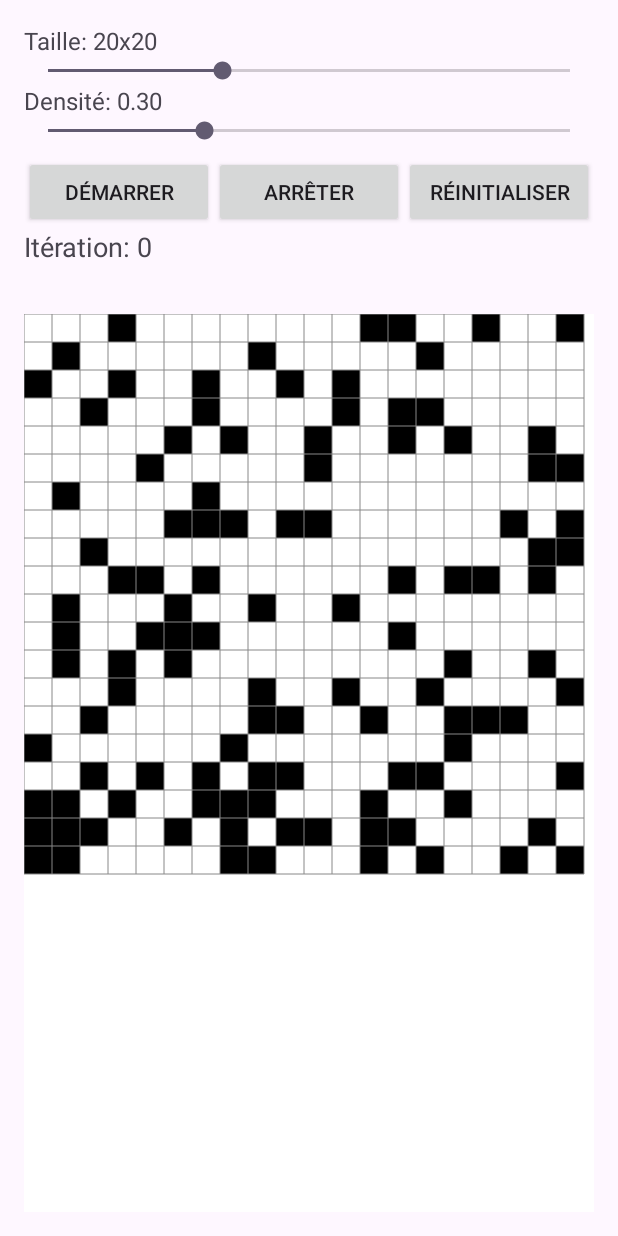
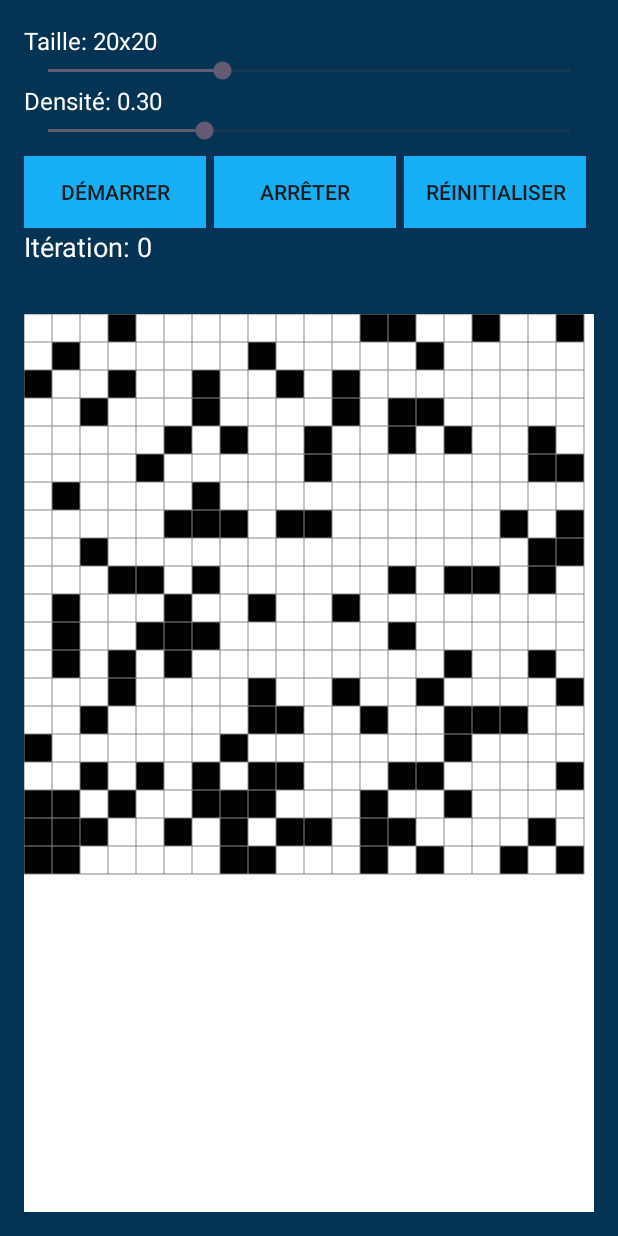
Before and after one commit to fafare56/projet_dev_mobile, an Android app: the JeuVie screen opened directly, with no data from a screen before it, on a phone screen of 412 x 824 dp. Run offline under Robolectric (Android 15) with nearby library versions, the phone set to English and light mode, and no system bars.

Commit message:
modif btn

```diff
--- a/app/src/main/res/layout/jeu_vie.xml
+++ b/app/src/main/res/layout/jeu_vie.xml
@@ -7,6 +7,7 @@
         android:layout_width="match_parent"
         android:layout_height="match_parent"
         android:orientation="vertical"
+        android:background="@color/blue_foncé"
         android:padding="@dimen/default_padding">
 
         <!-- ParamÃ¨tres -->
@@ -15,6 +16,7 @@
             android:layout_width="match_parent"
             android:layout_height="wrap_content"
             android:text="@string/size_label"
+            android:textColor="@color/white"
             android:textSize="@dimen/text_medium"/>
 
         <SeekBar
@@ -30,6 +32,7 @@
             android:layout_width="match_parent"
             android:layout_height="wrap_content"
             android:text="@string/density_label"
+            android:textColor="@color/white"
             android:textSize="@dimen/text_medium"/>
 
         <SeekBar
@@ -47,25 +50,32 @@
             android:orientation="horizontal"
             android:layout_marginTop="@dimen/spacing_medium">
 
-            <Button
+            <androidx.appcompat.widget.AppCompatButton
                 android:id="@+id/start_button"
                 android:layout_width="0dp"
                 android:layout_height="wrap_content"
                 android:layout_weight="1"
+                android:background="@color/blue_clair"
+                android:layout_marginEnd="5dp"
+
                 android:text="@string/start_button"/>
 
-            <Button
+            <androidx.appcompat.widget.AppCompatButton
                 android:id="@+id/stop_button"
                 android:layout_width="0dp"
                 android:layout_height="wrap_content"
                 android:layout_weight="1"
+                android:background="@color/blue_clair"
+                android:layout_marginEnd="5dp"
                 android:text="@string/stop_button"/>
 
-            <Button
+            <androidx.appcompat.widget.AppCompatButton
                 android:id="@+id/reset_button"
                 android:layout_width="0dp"
                 android:layout_height="wrap_content"
                 android:layout_weight="1"
+                android:background="@color/blue_clair"
+                android:layout_marginEnd="5dp"
                 android:text="@string/reset_button"/>
         </LinearLayout>
 
@@ -75,12 +85,14 @@
             android:layout_width="match_parent"
             android:layout_height="wrap_content"
             android:text="@string/iteration_label"
+            android:textColor="@color/white"
             android:textSize="@dimen/text_large"/>
 
         <TextView
             android:id="@+id/result_text"
             android:layout_width="match_parent"
             android:layout_height="wrap_content"
+            android:textColor="@color/white"
             android:textSize="@dimen/text_large"/>
 
         <!-- Vue du jeu -->
```
